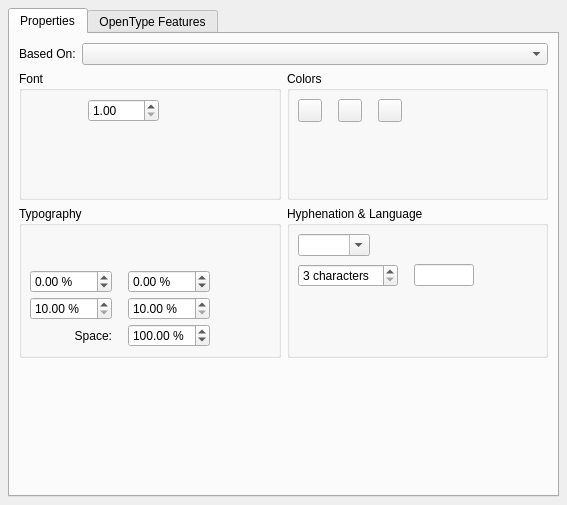
scribusproject/scribus, file scribus/ui/smcstylewidget.ui: the form before one commit.
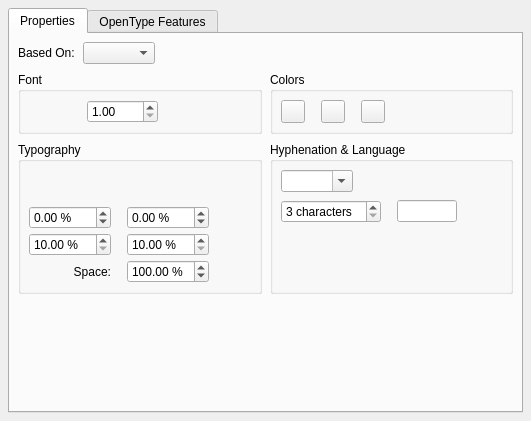
The form after the commit. Custom widgets are drawn as their Qt base class.

```diff
--- a/scribus/ui/smcstylewidget.ui
+++ b/scribus/ui/smcstylewidget.ui
@@ -6,16 +6,10 @@
    <rect>
     <x>0</x>
     <y>0</y>
-    <width>567</width>
-    <height>505</height>
+    <width>531</width>
+    <height>421</height>
    </rect>
   </property>
-  <property name="sizePolicy">
-   <sizepolicy hsizetype="Expanding" vsizetype="Expanding">
-    <horstretch>0</horstretch>
-    <verstretch>0</verstretch>
-   </sizepolicy>
-  </property>
   <layout class="QVBoxLayout" name="verticalLayout_3">
    <property name="leftMargin">
     <number>8</number>
@@ -31,12 +25,6 @@
    </property>
    <item>
     <widget class="QTabWidget" name="tabwidget">
-     <property name="sizePolicy">
-      <sizepolicy hsizetype="Preferred" vsizetype="Preferred">
-       <horstretch>0</horstretch>
-       <verstretch>0</verstretch>
-      </sizepolicy>
-     </property>
      <property name="currentIndex">
       <number>0</number>
      </property>
@@ -50,7 +38,22 @@
       <attribute name="title">
        <string>Properties</string>
       </attribute>
-      <layout class="QGridLayout" name="gridLayout">
+      <layout class="QGridLayout" name="gridLayout" rowstretch="0,0,0,1">
+       <property name="leftMargin">
+        <number>8</number>
+       </property>
+       <property name="topMargin">
+        <number>8</number>
+       </property>
+       <property name="rightMargin">
+        <number>8</number>
+       </property>
+       <property name="bottomMargin">
+        <number>8</number>
+       </property>
+       <property name="spacing">
+        <number>8</number>
+       </property>
        <item row="1" column="1">
         <widget class="QGroupBox" name="smColorGroup">
          <property name="title">
@@ -714,7 +717,7 @@
            <number>8</number>
           </property>
           <item>
-           <layout class="QHBoxLayout" name="horizontalLayout_10">
+           <layout class="QHBoxLayout" name="horizontalLayout_10" stretch="0,0,1">
             <item>
              <widget class="SMFontComboH" name="fontFace_" native="true">
               <property name="sizePolicy">
@@ -819,17 +822,27 @@
          </item>
          <item>
           <widget class="QComboBox" name="parentCombo">
-           <property name="sizePolicy">
-            <sizepolicy hsizetype="Minimum" vsizetype="Fixed">
-             <horstretch>5</horstretch>
-             <verstretch>0</verstretch>
-            </sizepolicy>
-           </property>
            <property name="toolTip">
             <string>Parent Style</string>
            </property>
+           <property name="sizeAdjustPolicy">
+            <enum>QComboBox::SizeAdjustPolicy::AdjustToContents</enum>
+           </property>
           </widget>
          </item>
+         <item>
+          <spacer name="horizontalSpacer_4">
+           <property name="orientation">
+            <enum>Qt::Orientation::Horizontal</enum>
+           </property>
+           <property name="sizeHint" stdset="0">
+            <size>
+             <width>0</width>
+             <height>20</height>
+            </size>
+           </property>
+          </spacer>
+         </item>
         </layout>
        </item>
       </layout>
@@ -888,6 +901,11 @@
    <extends>QSpinBox</extends>
    <header>ui/smspinbox.h</header>
   </customwidget>
+  <customwidget>
+   <class>SMColorButton</class>
+   <extends>QToolButton</extends>
+   <header>ui/smcolorbutton.h</header>
+  </customwidget>
   <customwidget>
    <class>SMFontComboH</class>
    <extends>QWidget</extends>
@@ -911,11 +929,6 @@
    <extends>QLineEdit</extends>
    <header>ui/smlineedit.h</header>
   </customwidget>
-  <customwidget>
-   <class>SMColorButton</class>
-   <extends>QToolButton</extends>
-   <header>ui/smcolorbutton.h</header>
-  </customwidget>
  </customwidgets>
  <tabstops>
   <tabstop>tabwidget</tabstop>
```
Left out of the diff: 3 changed lines with no effect on the pictures.
